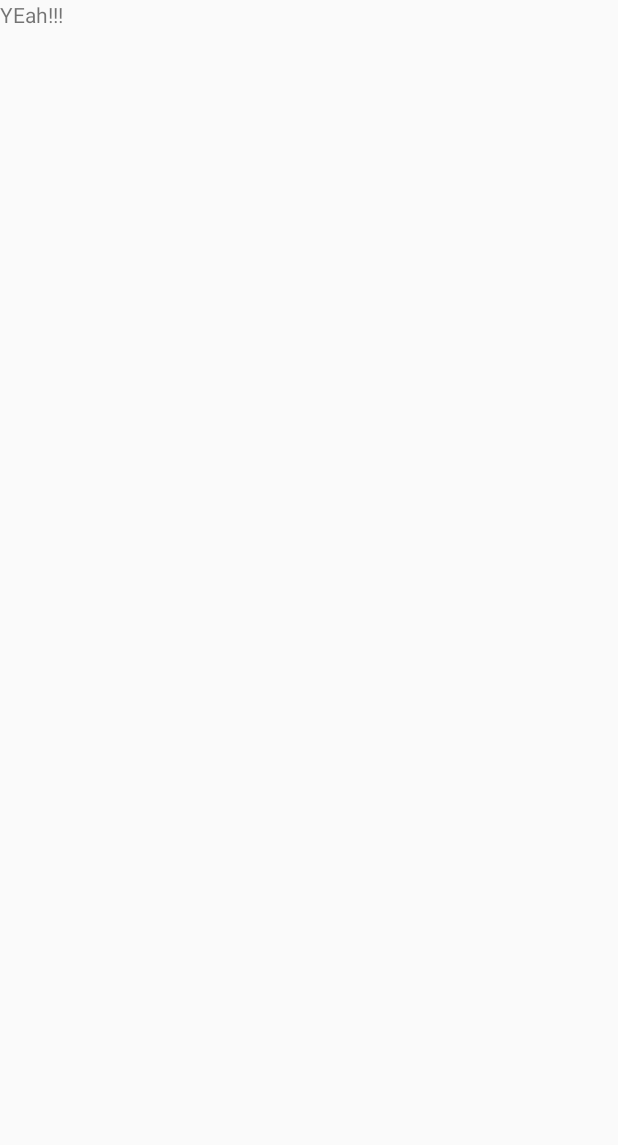
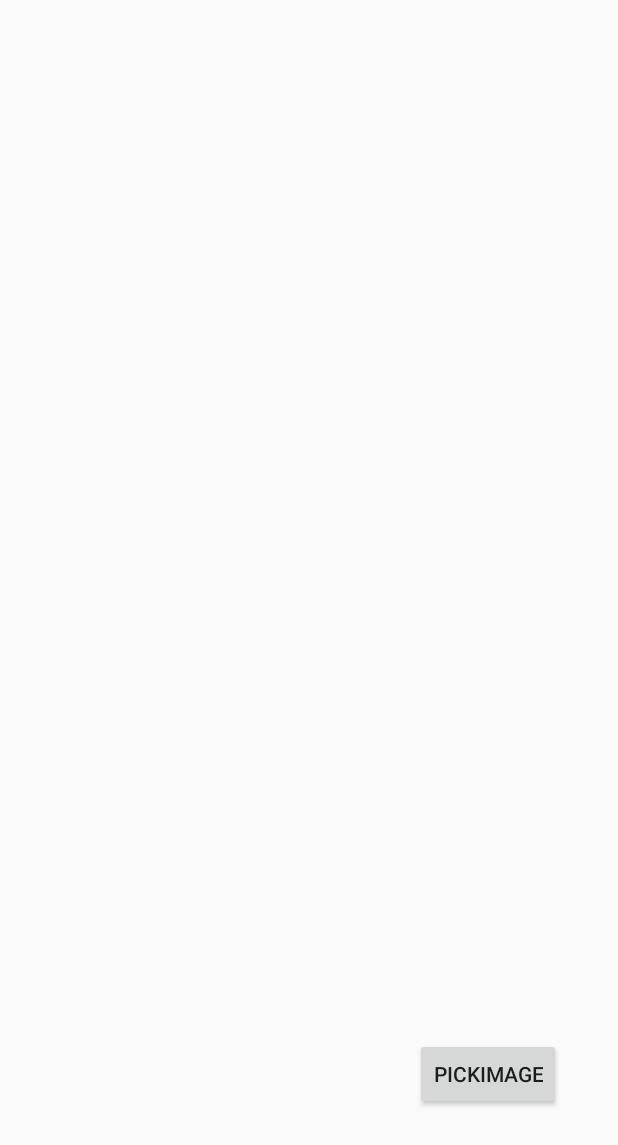
Before and after one commit to landtanin/ARPeopleExplorer, an Android app: the screen it shows after launch (MainActivity), on a phone screen of 412 x 824 dp. Before the commit the part shown is almost empty. Shown: the top 1145 px of the screen. Run offline under Robolectric (Android 15) with nearby library versions, the phone set to English and light mode, and no system bars; our stand-ins replace data binding; libraries missing offline, so code that uses them is left out: pl.aprilapps.easyphotopicker.

Commit message:
Add EasyImage library for picking images

```diff
--- a/app/build.gradle
+++ b/app/build.gradle
@@ -29,6 +29,8 @@ dependencies {
     implementation 'com.android.support.constraint:constraint-layout:1.0.2'
     implementation 'com.squareup.retrofit2:retrofit:2.3.0'
     implementation 'com.squareup.retrofit2:converter-gson:2.3.0'
+    compile 'com.github.jkwiecien:EasyImage:1.3.1'
+
     testImplementation 'junit:junit:4.12'
     androidTestImplementation 'com.android.support.test:runner:1.0.1'
     androidTestImplementation 'com.android.support.test.espresso:espresso-core:3.0.1'
--- a/app/src/main/AndroidManifest.xml
+++ b/app/src/main/AndroidManifest.xml
@@ -3,6 +3,7 @@
     package="com.landtanin.arpersonexplorer">
 
     <uses-permission android:name="android.permission.INTERNET"></uses-permission>
+    <uses-permission android:name="android.permission.WRITE_EXTERNAL_STORAGE" />
 
     <application
         android:allowBackup="true"
--- a/app/src/main/java/com/landtanin/arpersonexplorer/fragment/MainFragment.java
+++ b/app/src/main/java/com/landtanin/arpersonexplorer/fragment/MainFragment.java
@@ -1,5 +1,7 @@
 package com.landtanin.arpersonexplorer.fragment;
 
+import android.content.Intent;
+import android.databinding.DataBindingUtil;
 import android.os.Bundle;
 import android.support.annotation.NonNull;
 import android.support.annotation.Nullable;
@@ -9,12 +11,21 @@ import android.view.View;
 import android.view.ViewGroup;
 
 import com.landtanin.arpersonexplorer.R;
+import com.landtanin.arpersonexplorer.databinding.FragmentMainBinding;
+
+import java.io.File;
+
+import pl.aprilapps.easyphotopicker.DefaultCallback;
+import pl.aprilapps.easyphotopicker.EasyImage;
 
 
 /**
  * Created by landtanin on 5/1/2017 AD.
  */
 public class MainFragment extends Fragment {
+
+    FragmentMainBinding b;
+    MainFragment mainFragment = this;
 
     // constructor of Fragment must be Default constructor (has no arguments)
     public MainFragment() {
@@ -48,9 +59,9 @@ public class MainFragment extends Fragment {
     public View onCreateView(@NonNull LayoutInflater inflater, ViewGroup container,
                              Bundle savedInstanceState) {
 //        In case of using binding tool
-//        b = DataBindingUtil.inflate(inflater, R.layout.fragment_habit_frequency, container, false);
-//        View rootView = b.getRoot();
-        View rootView = inflater.inflate(R.layout.fragment_main, container, false);
+        b = DataBindingUtil.inflate(inflater, R.layout.fragment_main, container, false);
+        View rootView = b.getRoot();
+//        View rootView = inflater.inflate(R.layout.fragment_main, container, false);
         initInstances(rootView, savedInstanceState);
         return rootView;
     }
@@ -65,6 +76,37 @@ public class MainFragment extends Fragment {
         // Init 'View' instance(s) with rootView.findViewById here
         // Note: State of variable initialized here could not be saved
         //       in onSavedInstanceState
+
+        b.pickImgBtn.setOnClickListener(new View.OnClickListener() {
+            @Override
+            public void onClick(View v) {
+
+                String a = "";
+                EasyImage.openChooserWithGallery(mainFragment, "Camera or Gallery", 0);
+
+            }
+        });
+
+    }
+
+    @Override
+    public void onActivityResult(int requestCode, int resultCode, Intent data) {
+        super.onActivityResult(requestCode, resultCode, data);
+
+        EasyImage.handleActivityResult(requestCode, resultCode, data, getActivity(), new DefaultCallback() {
+            @Override
+            public void onImagePicked(File imageFile, EasyImage.ImageSource source, int type) {
+
+//                Image image =
+//                Toast.makeText(getContext(), imageFile.toString(), Toast.LENGTH_SHORT).show();
+//                b.faceImgView.set
+
+                File imageFile1 = imageFile;
+
+
+            }
+        });
+
     }
 
     @Override
--- a/app/src/main/res/layout/fragment_main.xml
+++ b/app/src/main/res/layout/fragment_main.xml
@@ -1,12 +1,43 @@
 <?xml version="1.0" encoding="utf-8"?>
+<layout xmlns:app="http://schemas.android.com/apk/res-auto"
+    xmlns:tools="http://schemas.android.com/tools"
+    xmlns:android="http://schemas.android.com/apk/res/android">
+
     <android.support.constraint.ConstraintLayout
-    xmlns:android="http://schemas.android.com/apk/res/android"
+
         android:layout_width="match_parent"
         android:layout_height="match_parent">
 
-    <TextView
+        <Button
+            android:id="@+id/pickImgBtn"
             android:layout_width="wrap_content"
             android:layout_height="wrap_content"
-        android:text="YEah!!!"/>
+            android:layout_marginBottom="8dp"
+            android:layout_marginEnd="8dp"
+            android:layout_marginStart="8dp"
+            android:layout_marginTop="8dp"
+            android:text="PickImage"
+            app:layout_constraintBottom_toBottomOf="parent"
+            app:layout_constraintEnd_toEndOf="parent"
+            app:layout_constraintHorizontal_bias="0.9"
+            app:layout_constraintStart_toStartOf="parent"
+            app:layout_constraintTop_toTopOf="parent"
+            app:layout_constraintVertical_bias="0.9" />
+
+        <ImageView
+            android:id="@+id/faceImgView"
+            android:layout_width="0dp"
+            android:layout_height="0dp"
+            android:layout_marginBottom="8dp"
+            android:layout_marginEnd="8dp"
+            android:layout_marginStart="8dp"
+            android:layout_marginTop="8dp"
+            app:layout_constraintBottom_toTopOf="@+id/pickImgBtn"
+            app:layout_constraintEnd_toEndOf="parent"
+            app:layout_constraintStart_toStartOf="parent"
+            app:layout_constraintTop_toTopOf="parent"
+             />
 
     </android.support.constraint.ConstraintLayout>
+
+</layout>
--- a/build.gradle
+++ b/build.gradle
@@ -5,6 +5,8 @@ buildscript {
     repositories {
         google()
         jcenter()
+        maven { url 'https://maven.google.com' }
+        mavenCentral()
     }
     dependencies {
         classpath 'com.android.tools.build:gradle:3.0.1'
@@ -19,6 +21,13 @@ allprojects {
     repositories {
         google()
         jcenter()
+        maven{
+            url 'https://maven.google.com'
+        }
+        maven{
+            url "https://jitpack.io"
+        }
+        mavenCentral()
     }
 }
 
```
Lines whose indentation alone changed are shown as unchanged.
